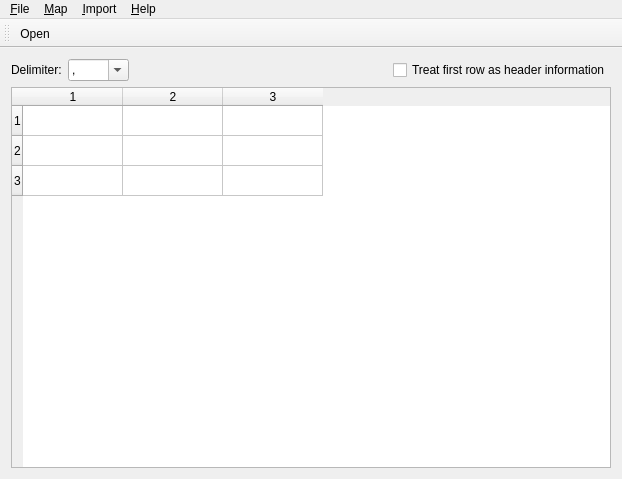
The window that plugin/csvtoolwindow.ui (mmicr001/csvimp) describes before a commit, drawn with Qt 5.
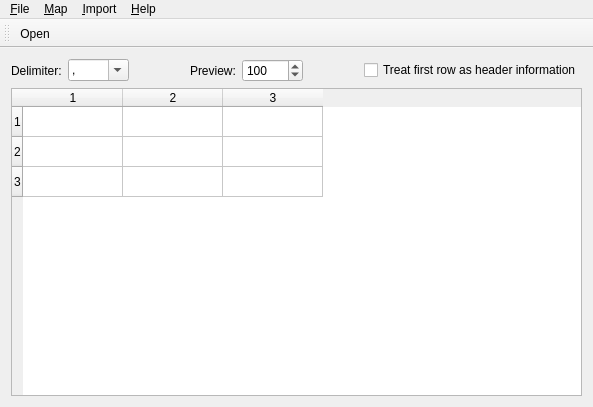
The same window after the commit. Icons and pictures are not drawn.

Commit message: issue #18328 - allow user to set # rows to preview (reduces file load time), split parsing into 3 phases to allow future versions to parse on the fly instead of pre-loading the entire file, switch from QString to QByteArray to reduce time spent in constructors and destructors while parsing, reduce frequency of progress updates to significantly improve performance. still crashes with memory allocation failures on big files.

What changed in the file:
```diff
--- a/plugin/csvtoolwindow.ui
+++ b/plugin/csvtoolwindow.ui
@@ -6,8 +6,8 @@
    <rect>
     <x>0</x>
     <y>0</y>
-    <width>622</width>
-    <height>479</height>
+    <width>593</width>
+    <height>407</height>
    </rect>
   </property>
   <property name="windowTitle">
@@ -59,14 +59,14 @@
       </item>
      </widget>
     </item>
-    <item row="0" column="3">
+    <item row="0" column="6">
      <widget class="QCheckBox" name="_firstRowHeader">
       <property name="text">
        <string>Treat first row as header information</string>
       </property>
      </widget>
     </item>
-    <item row="1" column="0" colspan="4">
+    <item row="1" column="0" colspan="7">
      <widget class="QTableWidget" name="_table">
       <row>
        <property name="text">
@@ -100,7 +100,7 @@
       </column>
      </widget>
     </item>
-    <item row="0" column="2">
+    <item row="0" column="5">
      <spacer name="horizontalSpacer">
       <property name="orientation">
        <enum>Qt::Horizontal</enum>
@@ -113,6 +113,39 @@
       </property>
      </spacer>
     </item>
+    <item row="0" column="4">
+     <widget class="QSpinBox" name="_preview">
+      <property name="specialValueText">
+       <string>All</string>
+      </property>
+      <property name="maximum">
+       <number>10000</number>
+      </property>
+      <property name="value">
+       <number>100</number>
+      </property>
+     </widget>
+    </item>
+    <item row="0" column="3">
+     <widget class="QLabel" name="_previewLit">
+      <property name="text">
+       <string>Preview:</string>
+      </property>
+     </widget>
+    </item>
+    <item row="0" column="2">
+     <spacer name="horizontalSpacer_2">
+      <property name="orientation">
+       <enum>Qt::Horizontal</enum>
+      </property>
+      <property name="sizeHint" stdset="0">
+       <size>
+        <width>40</width>
+        <height>20</height>
+       </size>
+      </property>
+     </spacer>
+    </item>
    </layout>
   </widget>
   <widget class="QToolBar" name="toolBar">
@@ -129,7 +162,7 @@
     <rect>
      <x>0</x>
      <y>0</y>
-     <width>622</width>
+     <width>593</width>
      <height>22</height>
     </rect>
    </property>
```
Left out of the diff: 6 changed lines with no effect on the pictures. The commit also changes 4 other files.
